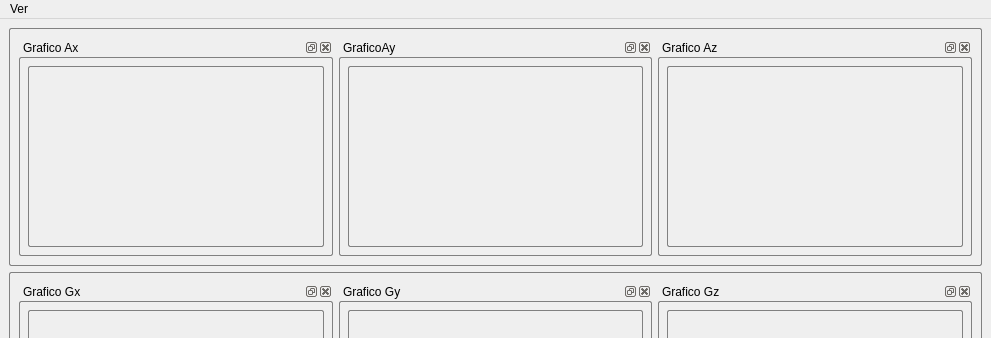
The window that graficos.ui (Yagord/Interfaz-QT-MPU-6050) describes before a commit, drawn with Qt 5; both pictures show x 0 to 991 and y 0 to 338 of the 991 by 541 pixel window.
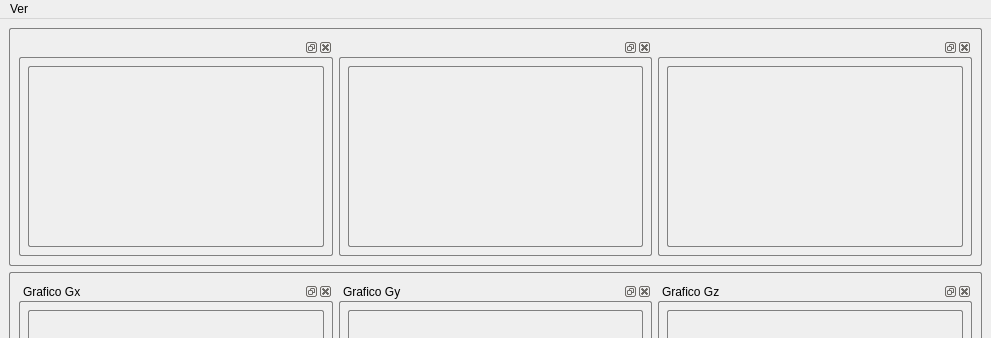
The same window after the commit. Custom widgets are drawn as their Qt base class.

The edit to the form file:
```diff
--- a/graficos.ui
+++ b/graficos.ui
@@ -36,13 +36,21 @@
        <enum>QFrame::Raised</enum>
       </property>
       <layout class="QHBoxLayout" name="horizontalLayout_2">
+       <item>
+        <widget class="QDockWidget" name="dockWidgetAx">
+         <widget class="QWidget" name="dockWidgetLayoutAx">
+          <layout class="QGridLayout" name="gridLayout">
+           <item row="0" column="0">
+            <widget class="QCustomPlot" name="graficoAcX" native="true"/>
+           </item>
+          </layout>
+         </widget>
+        </widget>
+       </item>
        <item>
         <widget class="QDockWidget" name="dockWidgetAy">
-         <property name="windowTitle">
-          <string>Grafico Ax</string>
-         </property>
-         <widget class="QWidget" name="dockWidgetlayoutay">
-          <layout class="QGridLayout" name="gridLayout_3">
+         <widget class="QWidget" name="dockWidgetLayoutAy">
+          <layout class="QGridLayout" name="gridLayout_2">
            <item row="0" column="0">
             <widget class="QCustomPlot" name="graficoAcY" native="true"/>
            </item>
@@ -52,11 +60,8 @@
        </item>
        <item>
         <widget class="QDockWidget" name="dockWidgetAz">
-         <property name="windowTitle">
-          <string>GraficoAy</string>
-         </property>
-         <widget class="QWidget" name="dockWidgetLayoutaz">
-          <layout class="QGridLayout" name="gridLayout_4">
+         <widget class="QWidget" name="dockWidgetLayoutAz">
+          <layout class="QGridLayout" name="gridLayout_3">
            <item row="0" column="0">
             <widget class="QCustomPlot" name="graficoAcZ" native="true"/>
            </item>
@@ -64,20 +69,6 @@
          </widget>
         </widget>
        </item>
-       <item>
-        <widget class="QDockWidget" name="dockWidgetAx">
-         <property name="windowTitle">
-          <string>Grafico Az</string>
-         </property>
-         <widget class="QWidget" name="dockWidgetLayoutax">
-          <layout class="QGridLayout" name="gridLayout_2">
-           <item row="0" column="0">
-            <widget class="QCustomPlot" name="graficoAcX" native="true"/>
-           </item>
-          </layout>
-         </widget>
-        </widget>
-       </item>
       </layout>
      </widget>
     </item>
```
